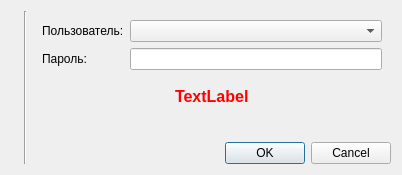
The window that logindialog.ui (rust3128/MposTools) describes before a commit, drawn with Qt 5.
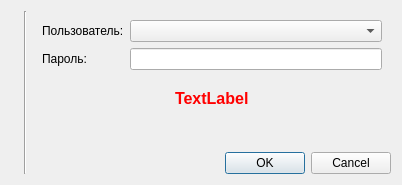
The same window after the commit. Icons and pictures are not drawn.

Patch:
```diff
--- a/logindialog.ui
+++ b/logindialog.ui
@@ -7,7 +7,7 @@
     <x>0</x>
     <y>0</y>
     <width>402</width>
-    <height>175</height>
+    <height>185</height>
    </rect>
   </property>
   <property name="windowTitle">
```
Left out of the diff: 2 changed lines with no effect on the pictures.
